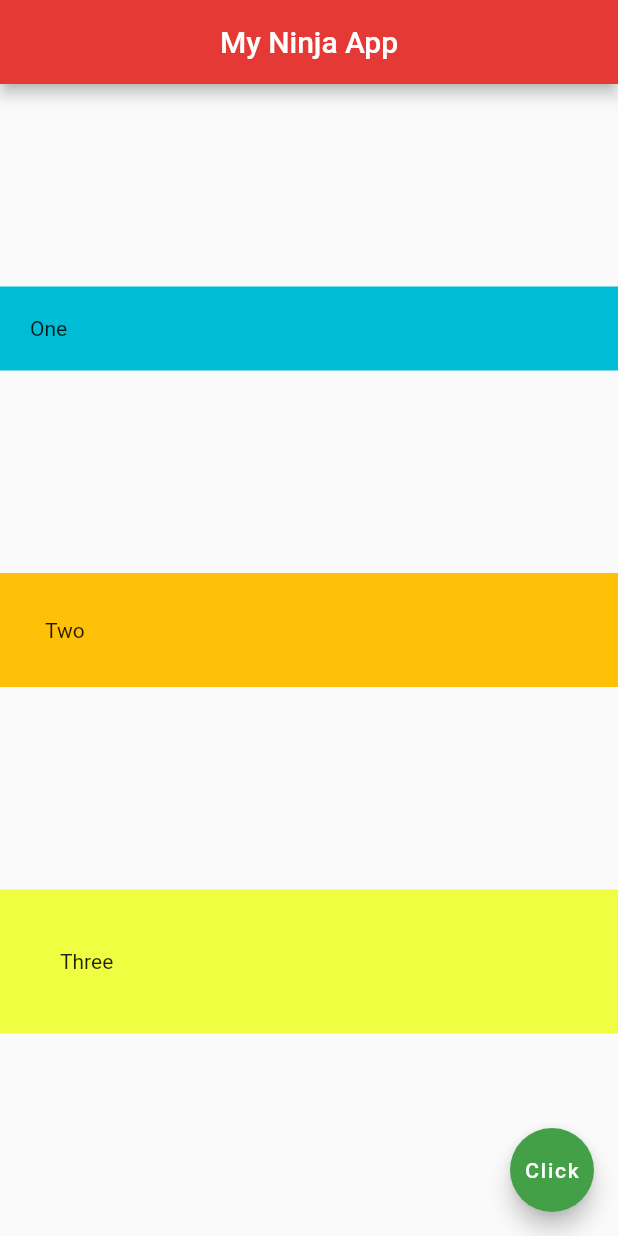
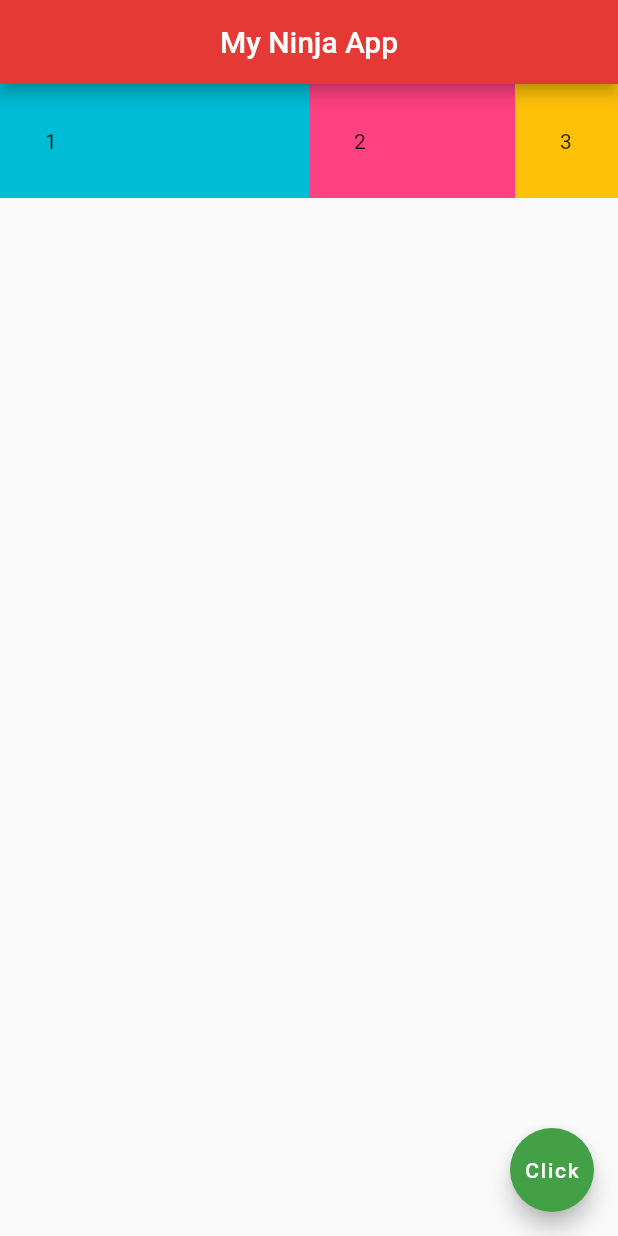
Before and after one commit to Foluwa/Flutter-Netninja, a Flutter app: the screen it shows after launch, on a phone screen of 412 x 824 dp. Run offline on Flutter 3.47's test engine with Material 2 defaults, Android fonts, the phone set to English and light mode, and no system bars.

Commit message:
I pushed to demonstrate expanded widgets

```diff
--- a/lib/main.dart
+++ b/lib/main.dart
@@ -11,24 +11,31 @@ class Home extends StatelessWidget {
         centerTitle: true,
         backgroundColor: Colors.red[600],
       ),
-      body: Column(
-        mainAxisAlignment: MainAxisAlignment.spaceEvenly,
-        crossAxisAlignment: CrossAxisAlignment.stretch,
+      body: Row(
         children: <Widget>[
-          Container(
-            padding: EdgeInsets.all(20.0),
-            color: Colors.cyan,
-            child: Text('One'),
+          Expanded(
+            flex: 3,
+            child: Container(
+              padding: EdgeInsets.all(30.0),
+              color: Colors.cyan,
+              child: Text('1'),
+            ),
           ),
-          Container(
-            padding: EdgeInsets.all(30.0),
-            color: Colors.amber,
-            child: Text('Two'),
+          Expanded(
+            flex: 2,
+            child: Container(
+              padding: EdgeInsets.all(30.0),
+              color: Colors.pinkAccent,
+              child: Text('2'),
+            ),
           ),
-          Container(
-            padding: EdgeInsets.all(40.0),
-            color: Colors.limeAccent,
-            child: Text('Three'),
+          Expanded(
+            flex: 1,
+            child: Container(
+              padding: EdgeInsets.all(30.0),
+              color: Colors.amber,
+              child: Text('3'),
+            ),
           ),
         ],
       ),
```
